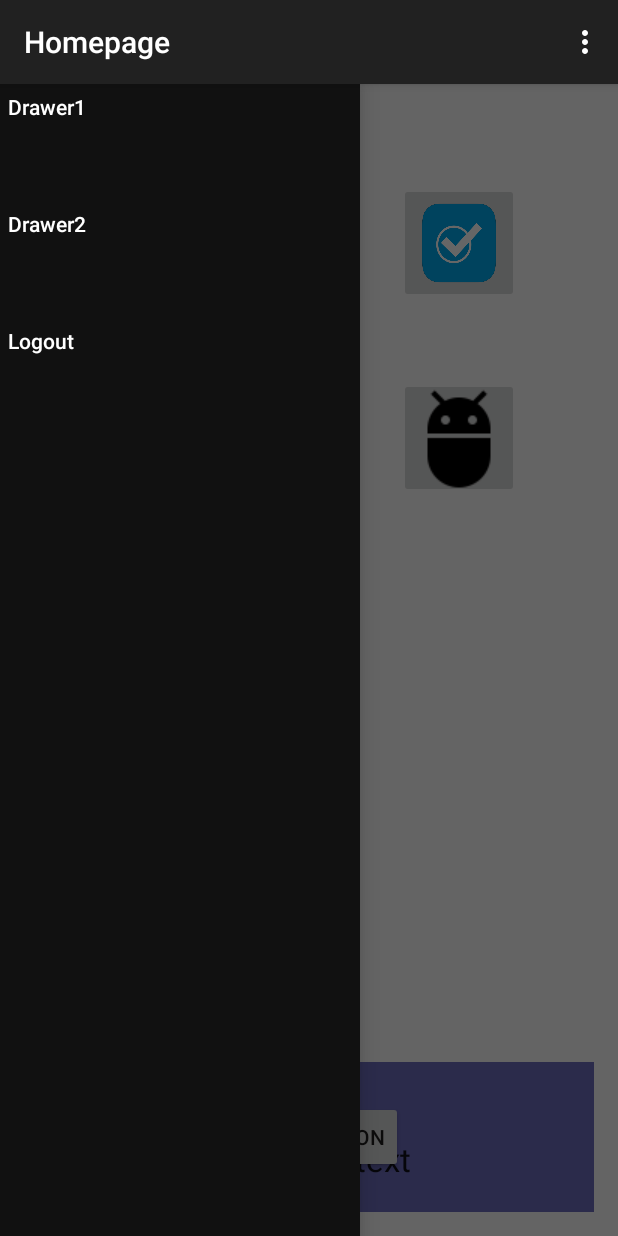
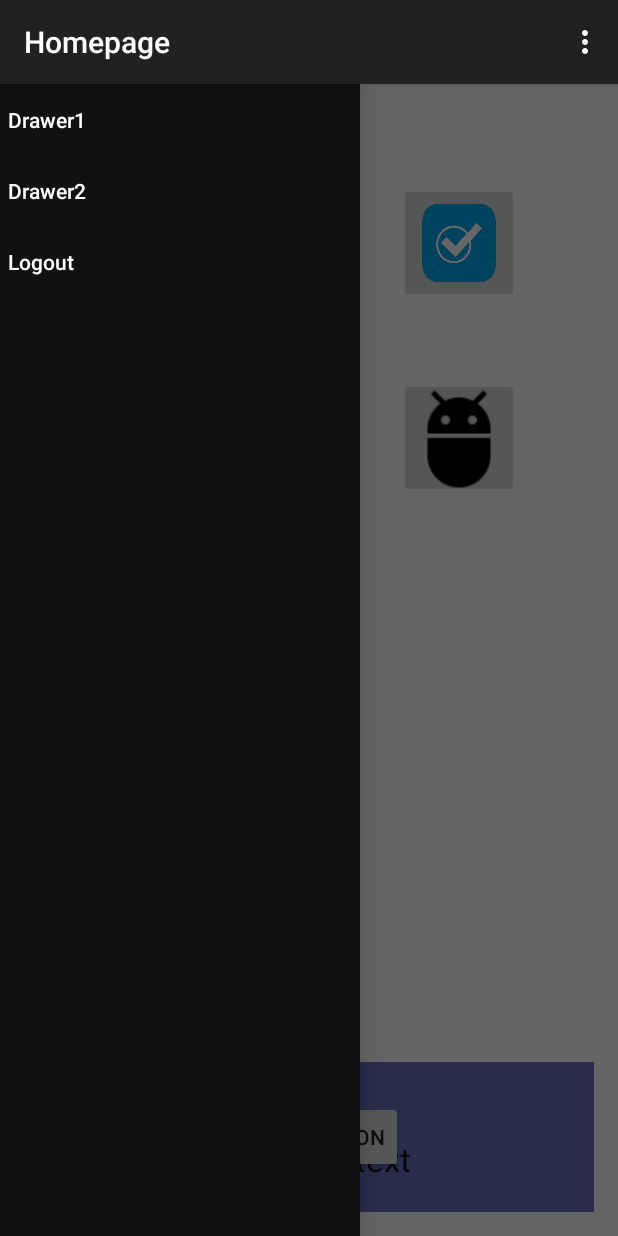
Before and after one commit to star-Ray/PPFYP, an Android app: the HomepageActivity screen opened directly, with no data from a screen before it, with the side drawer open, on a phone screen of 412 x 824 dp. Run offline under Robolectric (Android 15) with nearby library versions, the phone set to English and light mode, and no system bars.

Commit message:
Improved homepage drawer dimensions and spacing to google recommendations.

```diff
--- a/FYPProject/app/src/main/res/layout/activity_homepage.xml
+++ b/FYPProject/app/src/main/res/layout/activity_homepage.xml
@@ -91,7 +91,6 @@
         android:layout_gravity="start"
         android:background="#111"
         android:choiceMode="singleChoice"
-        android:divider="@android:color/transparent"
-        android:dividerHeight="48dp" />
+        android:divider="@android:color/transparent" />
 
 </android.support.v4.widget.DrawerLayout>
--- a/FYPProject/app/src/main/res/layout/drawer_textview.xml
+++ b/FYPProject/app/src/main/res/layout/drawer_textview.xml
@@ -3,13 +3,12 @@
     xmlns:android="http://schemas.android.com/apk/res/android"
     android:id="@+id/drawer_textview"
     android:layout_width="match_parent"
-    android:layout_height="match_parent"
+    android:layout_height="48dp"
+    android:layout_marginLeft="72dp"
+    android:layout_marginStart="72dp"
     android:fontFamily="sans-serif-medium"
-    android:gravity="start"
+    android:gravity="center_vertical"
     android:padding="5sp"
     android:singleLine="true"
     android:textColor="#FFFFFF"
-    android:textSize="14sp"
-    android:paddingLeft="16dp"
-    android:paddingRight="16dp"
-    android:enabled="false" />
+    android:textSize="14sp"/>
```
